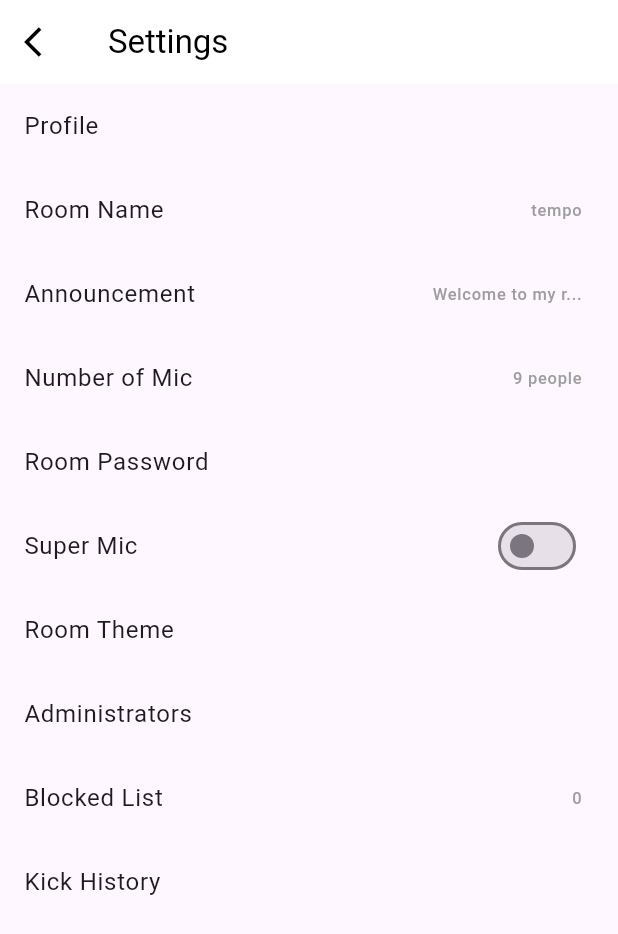
After one commit to EngNomanMolla/RoomChat, a Flutter app: the RoomSettingsView screen opened by its route, on a phone screen of 412 x 824 dp. The commit adds this screen. Shown: the top 934 px of the screen. Run offline on Flutter 3.47's test engine with Material 3 defaults, Android fonts, the phone set to English and light mode, and no system bars; our stand-ins replace country_code_picker, flutter_chat_ui, flutter_otp_text_field, get, loading_indicator, motion_tab_bar; missing offline and left inert: chatview, text_marquee; statements that could not run were skipped; project files that could hold a hidden picture were left out.

Commit message:
room settings view added

```diff
--- /dev/null
+++ b/lib/app/modules/room_settings/controllers/room_settings_controller.dart
@@ -0,0 +1,23 @@
+import 'package:get/get.dart';
+
+class RoomSettingsController extends GetxController {
+  //TODO: Implement RoomSettingsController
+
+  final count = 0.obs;
+  @override
+  void onInit() {
+    super.onInit();
+  }
+
+  @override
+  void onReady() {
+    super.onReady();
+  }
+
+  @override
+  void onClose() {
+    super.onClose();
+  }
+
+  void increment() => count.value++;
+}
--- /dev/null
+++ b/lib/app/modules/room_settings/views/room_settings_view.dart
@@ -0,0 +1,123 @@
+import 'package:flutter/material.dart';
+
+class RoomSettingsView extends StatefulWidget {
+  const RoomSettingsView();
+
+  @override
+  _RoomSettingsViewState createState() => _RoomSettingsViewState();
+}
+
+class _RoomSettingsViewState extends State<RoomSettingsView> {
+  String roomName = 'tempo';
+  String announcement = 'Welcome to my r...';
+  bool isSuperMicOn = false;
+
+  @override
+  Widget build(BuildContext context) {
+    return Scaffold(
+      appBar: AppBar(
+        title: Text(
+          'Settings',
+          style: TextStyle(color: Colors.black),
+        ),
+        backgroundColor: Colors.white,
+        leading: IconButton(
+          icon: Icon(Icons.arrow_back_ios, color: Colors.black),
+          onPressed: () {
+            Navigator.of(context).pop();
+          },
+        ),
+        elevation: 0,
+      ),
+      body: ListView(
+        children: [
+          _buildSettingsItem(context, 'Profile', ''),
+          _buildSettingsItem(context, 'Room Name', roomName, _editRoomName),
+          _buildSettingsItem(
+              context, 'Announcement', announcement, _editAnnouncement),
+          _buildSettingsItem(context, 'Number of Mic', '9 people'),
+          _buildSettingsItem(context, 'Room Password', ''),
+          _buildSwitchItem(context, 'Super Mic', isSuperMicOn, (newValue) {
+            setState(() {
+              isSuperMicOn = newValue;
+            });
+          }),
+          _buildSettingsItem(context, 'Room Theme', ''),
+          _buildSettingsItem(context, 'Administrators', ''),
+          _buildSettingsItem(context, 'Blocked List', '0'),
+          _buildSettingsItem(context, 'Kick History', ''),
+        ],
+      ),
+    );
+  }
+
+  Widget _buildSettingsItem(BuildContext context, String title, String value,
+      [VoidCallback? onTap]) {
+    return ListTile(
+      title: Text(title),
+      trailing: Text(value, style: TextStyle(color: Colors.grey)),
+      onTap: onTap,
+    );
+  }
+
+  Widget _buildSwitchItem(BuildContext context, String title, bool value,
+      ValueChanged<bool> onChanged) {
+    return ListTile(
+      title: Text(title),
+      trailing: Switch(
+        value: value,
+        onChanged: onChanged,
+      ),
+    );
+  }
+
+  Future<void> _editRoomName() async {
+    String? newName = await _showEditDialog('Room Name', roomName);
+    if (newName != null) {
+      setState(() {
+        roomName = newName;
+      });
+    }
+  }
+
+  Future<void> _editAnnouncement() async {
+    String? newAnnouncement =
+        await _showEditDialog('Announcement', announcement);
+    if (newAnnouncement != null) {
+      setState(() {
+        announcement = newAnnouncement;
+      });
+    }
+  }
+
+  Future<String?> _showEditDialog(String title, String currentValue) {
+    TextEditingController controller =
+        TextEditingController(text: currentValue);
+    return showDialog<String>(
+      context: context,
+      builder: (context) {
+        return AlertDialog(
+          title: Text('Edit $title'),
+          content: TextField(
+            controller: controller,
+            decoration: InputDecoration(hintText: 'Enter $title'),
+          ),
+          actions: [
+            TextButton(
+              child: Text('CANCEL'),
+              onPressed: () {
+                Navigator.of(context).pop();
+              },
+            ),
+            TextButton(
+              child: Text('SAVE'),
+              onPressed: () {
+                Navigator.of(context).pop(controller.text);
+              },
+            ),
+          ],
+        );
+      },
+    );
+  }
+}
--- a/lib/app/routes/route_destinations.dart
+++ b/lib/app/routes/route_destinations.dart
@@ -6,6 +6,8 @@ import 'package:chat_room/app/modules/level/bindings/level_binding.dart';
 import 'package:chat_room/app/modules/level/views/level_view.dart';
 import 'package:chat_room/app/modules/medal/bindings/medal_binding.dart';
 import 'package:chat_room/app/modules/medal/views/medal_view.dart';
+import 'package:chat_room/app/modules/room_settings/bindings/room_settings_binding.dart';
+import 'package:chat_room/app/modules/room_settings/views/room_settings_view.dart';
 import 'package:chat_room/app/modules/wallet/bindings/wallet_binding.dart';
 import 'package:chat_room/app/modules/wallet/views/wallet_view.dart';
 import 'package:chat_room/app/routes/route_names.dart';
@@ -55,5 +57,10 @@ class RouteDestinations{
     GetPage(name: RouteNames.cpScreen, page:()=> CPScreen()),
     GetPage(name: RouteNames.store, page:()=> StoreScreen()),
     GetPage(name: RouteNames.myItems, page:()=> MyItemScreen()),
+    GetPage(
+      name: RouteNames.roomSettings,
+      page: () => const RoomSettingsView(),
+      binding: RoomSettingsBinding(),
+    ),
   ];
 }
--- a/lib/app/routes/route_names.dart
+++ b/lib/app/routes/route_names.dart
@@ -14,4 +14,5 @@ class RouteNames{
   static const String cpScreen = '/cp-screen';
   static const String store = '/store-screen';
   static const String myItems = '/my-items';
+  static const String roomSettings = '/room-settings';
 }
--- a/lib/app/ui/android/screens/profile/profile_screen.dart
+++ b/lib/app/ui/android/screens/profile/profile_screen.dart
@@ -186,6 +186,9 @@ class ProfileScreen extends StatelessWidget {
                     fontFamily: 'Montserrat',
                   ),
                 ),
+                onTap: () {
+                  Get.toNamed(RouteNames.roomSettings);
+                },
               ),
               ListTile(
                 leading: Icon(Icons.logout_sharp),
```
Also changed, not shown: lib/app/modules/room_settings/bindings/room_settings_binding.dart (added, +12 -0 lines).
